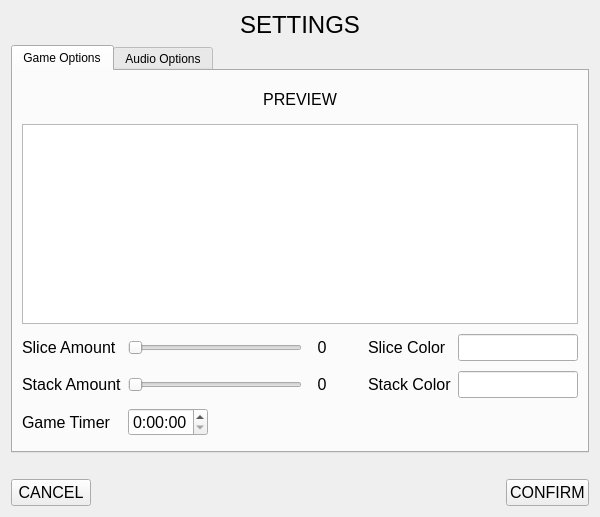
Above: settingswindow.ui from radinals/HanoiTower before the change. Below: the same form after it.
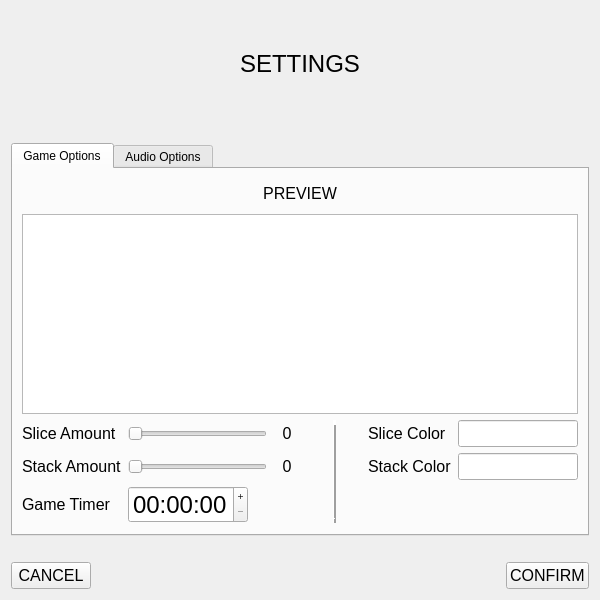
That is the form after the change.

Commit message: reworked the timer

Patch:
```diff
--- a/settingswindow.ui
+++ b/settingswindow.ui
@@ -7,7 +7,7 @@
     <x>0</x>
     <y>0</y>
     <width>600</width>
-    <height>517</height>
+    <height>600</height>
    </rect>
   </property>
   <property name="sizePolicy">
@@ -47,8 +47,27 @@
      </property>
     </widget>
    </item>
+   <item>
+    <spacer name="horizontalSpacer_3">
+     <property name="orientation">
+      <enum>Qt::Horizontal</enum>
+     </property>
+     <property name="sizeHint" stdset="0">
+      <size>
+       <width>40</width>
+       <height>20</height>
+      </size>
+     </property>
+    </spacer>
+   </item>
    <item>
     <widget class="QTabWidget" name="tabWidget">
+     <property name="sizePolicy">
+      <sizepolicy hsizetype="Expanding" vsizetype="Fixed">
+       <horstretch>0</horstretch>
+       <verstretch>0</verstretch>
+      </sizepolicy>
+     </property>
      <property name="currentIndex">
       <number>0</number>
      </property>
@@ -57,56 +76,48 @@
        <string>Game Options</string>
       </attribute>
       <layout class="QGridLayout" name="gridLayout">
-       <item row="5" column="1">
-        <widget class="QSlider" name="GameStackAmountSlider">
-         <property name="minimumSize">
-          <size>
-           <width>0</width>
-           <height>0</height>
-          </size>
-         </property>
+       <item row="5" column="0">
+        <widget class="QLabel" name="GameStackAmountLabel">
          <property name="maximumSize">
           <size>
-           <width>16777215</width>
+           <width>150</width>
            <height>16777215</height>
           </size>
          </property>
-         <property name="minimum">
-          <number>3</number>
+         <property name="font">
+          <font>
+           <pointsize>12</pointsize>
+          </font>
          </property>
-         <property name="maximum">
-          <number>10</number>
+         <property name="text">
+          <string>Stack Amount</string>
          </property>
-         <property name="pageStep">
-          <number>2</number>
-         </property>
-         <property name="value">
-          <number>3</number>
-         </property>
-         <property name="orientation">
-          <enum>Qt::Horizontal</enum>
-         </property>
         </widget>
        </item>
-       <item row="4" column="3" rowspan="3">
-        <spacer name="verticalSpacer">
-         <property name="orientation">
-          <enum>Qt::Vertical</enum>
-         </property>
-         <property name="sizeHint" stdset="0">
+       <item row="5" column="6">
+        <widget class="QLabel" name="ThemeStackColorSettingsLabel">
+         <property name="maximumSize">
           <size>
-           <width>20</width>
-           <height>40</height>
+           <width>150</width>
+           <height>16777215</height>
           </size>
          </property>
-        </spacer>
+         <property name="font">
+          <font>
+           <pointsize>12</pointsize>
+          </font>
+         </property>
+         <property name="text">
+          <string>Stack Color</string>
+         </property>
+        </widget>
        </item>
-       <item row="5" column="2">
-        <widget class="QLabel" name="GameStackAmountOut">
-         <property name="minimumSize">
+       <item row="4" column="0">
+        <widget class="QLabel" name="GameSliceAmountLabel">
+         <property name="maximumSize">
           <size>
-           <width>28</width>
-           <height>0</height>
+           <width>150</width>
+           <height>16777215</height>
           </size>
          </property>
          <property name="font">
@@ -115,10 +126,7 @@
           </font>
          </property>
          <property name="text">
-          <string>0</string>
-         </property>
-         <property name="alignment">
-          <set>Qt::AlignCenter</set>
+          <string>Slice Amount</string>
          </property>
         </widget>
        </item>
@@ -150,8 +158,8 @@
          </property>
         </widget>
        </item>
-       <item row="4" column="5">
-        <widget class="QLineEdit" name="ThemeSliceColorSettingsInput">
+       <item row="5" column="7">
+        <widget class="QLineEdit" name="ThemeStackColorSettingsInput">
          <property name="sizePolicy">
           <sizepolicy hsizetype="Fixed" vsizetype="Fixed">
            <horstretch>0</horstretch>
@@ -171,25 +179,37 @@
          </property>
         </widget>
        </item>
-       <item row="2" column="0" colspan="6">
-        <widget class="QGraphicsView" name="PreviewOut">
-         <property name="sizePolicy">
-          <sizepolicy hsizetype="Expanding" vsizetype="Fixed">
-           <horstretch>0</horstretch>
-           <verstretch>0</verstretch>
-          </sizepolicy>
+       <item row="4" column="3" rowspan="3">
+        <spacer name="verticalSpacer_2">
+         <property name="orientation">
+          <enum>Qt::Vertical</enum>
          </property>
+         <property name="sizeHint" stdset="0">
+          <size>
+           <width>20</width>
+           <height>40</height>
+          </size>
+         </property>
+        </spacer>
+       </item>
+       <item row="5" column="2">
+        <widget class="QLabel" name="GameStackAmountOut">
          <property name="minimumSize">
           <size>
-           <width>500</width>
-           <height>200</height>
+           <width>28</width>
+           <height>0</height>
           </size>
          </property>
-         <property name="horizontalScrollBarPolicy">
-          <enum>Qt::ScrollBarAsNeeded</enum>
+         <property name="font">
+          <font>
+           <pointsize>12</pointsize>
+          </font>
          </property>
-         <property name="sizeAdjustPolicy">
-          <enum>QAbstractScrollArea::AdjustToContents</enum>
+         <property name="text">
+          <string>0</string>
+         </property>
+         <property name="alignment">
+          <set>Qt::AlignCenter</set>
          </property>
         </widget>
        </item>
@@ -203,95 +223,38 @@
          </property>
          <property name="minimumSize">
           <size>
-           <width>80</width>
+           <width>120</width>
            <height>0</height>
           </size>
          </property>
          <property name="maximumSize">
           <size>
-           <width>75</width>
+           <width>100</width>
            <height>16777215</height>
           </size>
          </property>
          <property name="font">
           <font>
-           <pointsize>12</pointsize>
+           <pointsize>18</pointsize>
           </font>
          </property>
+         <property name="buttonSymbols">
+          <enum>QAbstractSpinBox::PlusMinus</enum>
+         </property>
+         <property name="showGroupSeparator" stdset="0">
+          <bool>false</bool>
+         </property>
          <property name="displayFormat">
-          <string>h:mm:ss</string>
+          <string>hh:mm:ss</string>
          </property>
         </widget>
        </item>
-       <item row="4" column="0">
-        <widget class="QLabel" name="GameSliceAmountLabel">
-         <property name="maximumSize">
-          <size>
-           <width>150</width>
-           <height>16777215</height>
-          </size>
-         </property>
-         <property name="font">
-          <font>
-           <pointsize>12</pointsize>
-          </font>
-         </property>
-         <property name="text">
-          <string>Slice Amount</string>
-         </property>
-        </widget>
-       </item>
-       <item row="5" column="5">
-        <widget class="QLineEdit" name="ThemeStackColorSettingsInput">
-         <property name="sizePolicy">
-          <sizepolicy hsizetype="Fixed" vsizetype="Fixed">
-           <horstretch>0</horstretch>
-           <verstretch>0</verstretch>
-          </sizepolicy>
-         </property>
-         <property name="maximumSize">
-          <size>
-           <width>120</width>
-           <height>16777215</height>
-          </size>
-         </property>
-         <property name="font">
-          <font>
-           <pointsize>12</pointsize>
-          </font>
-         </property>
-        </widget>
-       </item>
-       <item row="5" column="0">
-        <widget class="QLabel" name="GameStackAmountLabel">
-         <property name="maximumSize">
-          <size>
-           <width>150</width>
-           <height>16777215</height>
-          </size>
-         </property>
-         <property name="font">
-          <font>
-           <pointsize>12</pointsize>
-          </font>
-         </property>
-         <property name="text">
-          <string>Stack Amount</string>
-         </property>
-        </widget>
-       </item>
-       <item row="0" column="0" colspan="6">
-        <widget class="QLabel" name="GamePreviewLabel">
+       <item row="4" column="2">
+        <widget class="QLabel" name="GameSliceAmountOut">
          <property name="minimumSize">
           <size>
-           <width>0</width>
-           <height>30</height>
-          </size>
-         </property>
-         <property name="maximumSize">
-          <size>
-           <width>16777215</width>
-           <height>30</height>
+           <width>28</width>
+           <height>0</height>
           </size>
          </property>
          <property name="font">
@@ -300,7 +263,7 @@
           </font>
          </property>
          <property name="text">
-          <string>PREVIEW</string>
+          <string>0</string>
          </property>
          <property name="alignment">
           <set>Qt::AlignCenter</set>
@@ -325,46 +288,20 @@
          </property>
         </widget>
        </item>
-       <item row="4" column="2">
-        <widget class="QLabel" name="GameSliceAmountOut">
-         <property name="minimumSize">
-          <size>
-           <width>28</width>
-           <height>0</height>
-          </size>
+       <item row="4" column="5" rowspan="3">
+        <spacer name="verticalSpacer">
+         <property name="orientation">
+          <enum>Qt::Vertical</enum>
          </property>
-         <property name="font">
-          <font>
-           <pointsize>12</pointsize>
-          </font>
-         </property>
-         <property name="text">
-          <string>0</string>
-         </property>
-         <property name="alignment">
-          <set>Qt::AlignCenter</set>
-         </property>
-        </widget>
-       </item>
-       <item row="5" column="4">
-        <widget class="QLabel" name="ThemeStackColorSettingsLabel">
-         <property name="maximumSize">
+         <property name="sizeHint" stdset="0">
           <size>
-           <width>150</width>
-           <height>16777215</height>
+           <width>20</width>
+           <height>40</height>
           </size>
          </property>
-         <property name="font">
-          <font>
-           <pointsize>12</pointsize>
-          </font>
-         </property>
-         <property name="text">
-          <string>Stack Color</string>
-         </property>
-        </widget>
+        </spacer>
        </item>
-       <item row="4" column="4">
+       <item row="4" column="6">
         <widget class="QLabel" name="ThemeSliceColorSettingsLabel">
          <property name="maximumSize">
           <size>
@@ -382,6 +319,126 @@
          </property>
         </widget>
        </item>
+       <item row="0" column="0" colspan="8">
+        <widget class="QLabel" name="GamePreviewLabel">
+         <property name="minimumSize">
+          <size>
+           <width>0</width>
+           <height>30</height>
+          </size>
+         </property>
+         <property name="maximumSize">
+          <size>
+           <width>16777215</width>
+           <height>30</height>
+          </size>
+         </property>
+         <property name="font">
+          <font>
+           <pointsize>12</pointsize>
+          </font>
+         </property>
+         <property name="text">
+          <string>PREVIEW</string>
+         </property>
+         <property name="alignment">
+          <set>Qt::AlignCenter</set>
+         </property>
+        </widget>
+       </item>
+       <item row="4" column="7">
+        <widget class="QLineEdit" name="ThemeSliceColorSettingsInput">
+         <property name="sizePolicy">
+          <sizepolicy hsizetype="Fixed" vsizetype="Fixed">
+           <horstretch>0</horstretch>
+           <verstretch>0</verstretch>
+          </sizepolicy>
+         </property>
+         <property name="maximumSize">
+          <size>
+           <width>120</width>
+           <height>16777215</height>
+          </size>
+         </property>
+         <property name="font">
+          <font>
+           <pointsize>12</pointsize>
+          </font>
+         </property>
+        </widget>
+       </item>
+       <item row="5" column="1">
+        <widget class="QSlider" name="GameStackAmountSlider">
+         <property name="minimumSize">
+          <size>
+           <width>0</width>
+           <height>0</height>
+          </size>
+         </property>
+         <property name="maximumSize">
+          <size>
+           <width>16777215</width>
+           <height>16777215</height>
+          </size>
+         </property>
+         <property name="minimum">
+          <number>3</number>
+         </property>
+         <property name="maximum">
+          <number>10</number>
+         </property>
+         <property name="pageStep">
+          <number>2</number>
+         </property>
+         <property name="value">
+          <number>3</number>
+         </property>
+         <property name="orientation">
+          <enum>Qt::Horizontal</enum>
+         </property>
+        </widget>
+       </item>
+       <item row="2" column="0" colspan="8">
+        <widget class="QGraphicsView" name="PreviewOut">
+         <property name="sizePolicy">
+          <sizepolicy hsizetype="Expanding" vsizetype="Fixed">
+           <horstretch>0</horstretch>
+           <verstretch>0</verstretch>
+          </sizepolicy>
+         </property>
+         <property name="minimumSize">
+          <size>
+           <width>500</width>
+           <height>200</height>
+          </size>
+         </property>
+         <property name="horizontalScrollBarPolicy">
+          <enum>Qt::ScrollBarAsNeeded</enum>
+         </property>
+         <property name="sizeAdjustPolicy">
+          <enum>QAbstractScrollArea::AdjustToContents</enum>
+         </property>
+        </widget>
+       </item>
+       <item row="4" column="4" rowspan="3">
+        <widget class="Line" name="line">
+         <property name="sizePolicy">
+          <sizepolicy hsizetype="Fixed" vsizetype="Expanding">
+           <horstretch>0</horstretch>
+           <verstretch>0</verstretch>
+          </sizepolicy>
+         </property>
+         <property name="frameShadow">
+          <enum>QFrame::Raised</enum>
+         </property>
+         <property name="lineWidth">
+          <number>5</number>
+         </property>
+         <property name="orientation">
+          <enum>Qt::Vertical</enum>
+         </property>
+        </widget>
+       </item>
       </layout>
      </widget>
      <widget class="QWidget" name="AudioOptions">
@@ -481,6 +538,9 @@
      <property name="orientation">
       <enum>Qt::Horizontal</enum>
      </property>
+     <property name="sizeType">
+      <enum>QSizePolicy::Minimum</enum>
+     </property>
      <property name="sizeHint" stdset="0">
       <size>
        <width>40</width>
```
The commit also changes 2 other files.
